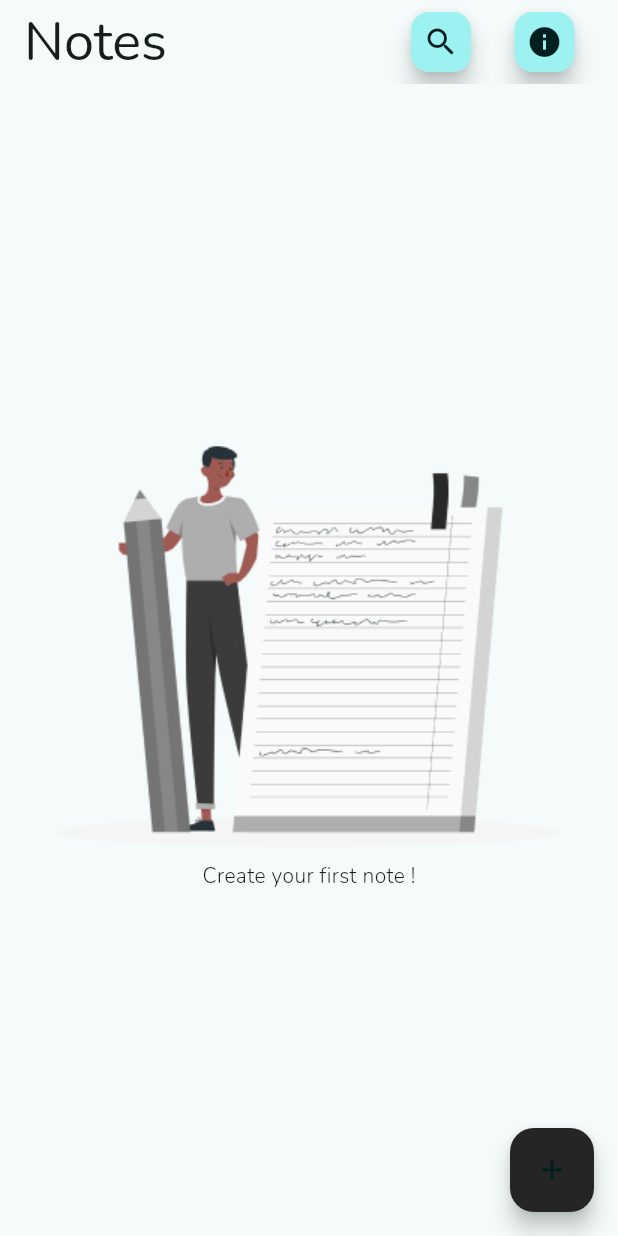
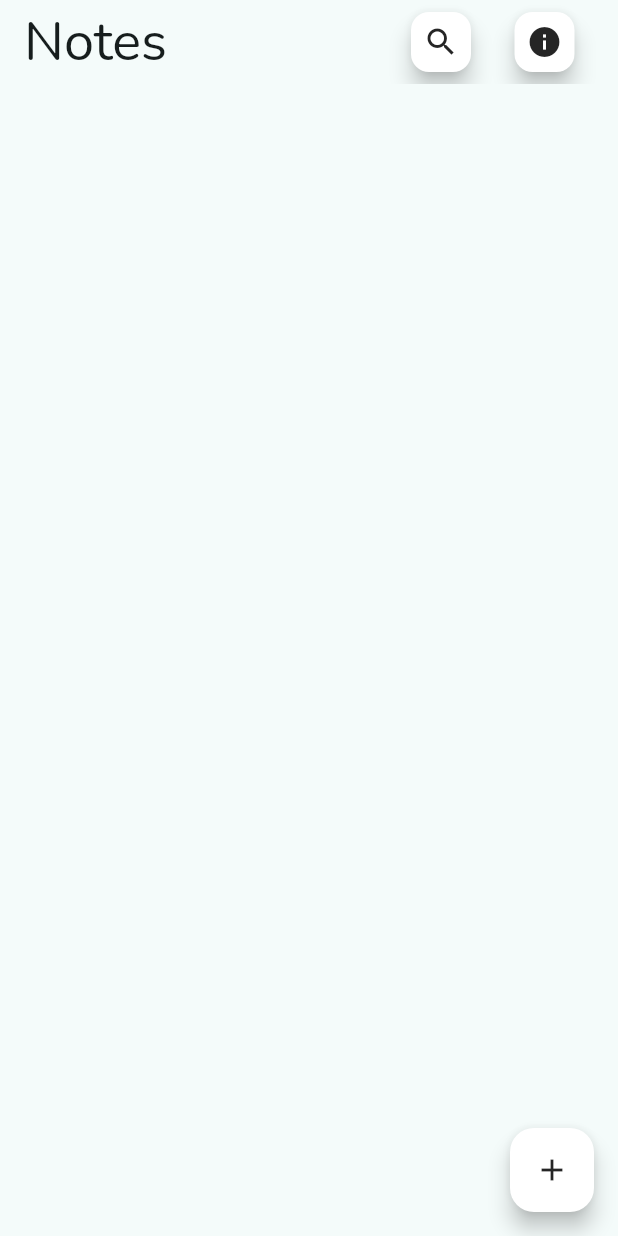
Before and after one commit to td-cristian-torrado/td-bootcamp-flutter-2024-examples, a Flutter app: the screen it shows after launch, on a phone screen of 412 x 824 dp. Run offline on Flutter 3.47's test engine with Material 3 defaults, Android fonts, the phone set to English and light mode, and no system bars; our stand-ins replace google_fonts.

Commit message:
td_bookcamp_widgets_notes_app_03

```diff
--- a/widgets-example-1/td_bootcamp_widget_notes_app/lib/home.dart
+++ b/widgets-example-1/td_bootcamp_widget_notes_app/lib/home.dart
@@ -1,22 +1,83 @@
+import 'dart:math';
+
 import 'package:flutter/material.dart';
 
-class HomeScreen extends StatelessWidget {
+class HomeScreen extends StatefulWidget {
   const HomeScreen({super.key});
+
+  @override
+  State<HomeScreen> createState() => _HomeScreenState();
+}
+
+class _HomeScreenState extends State<HomeScreen> {
+
+  List<String> _notesList = [];
+
+  @override
+  void initState() {
+    super.initState();
+    _notesList = [];
+  }
+
+  void _onFabTap(){
+    setState(() {
+       var newNote = generateRandomString();
+       _notesList.add(newNote);
+        print(newNote);
+        print(_notesList.length);
+    });
+  }
 
   @override
   Widget build(BuildContext context) {
     return Scaffold(
         appBar: AppBar(
           title: Text('Notes', style: Theme.of(context).textTheme.displaySmall),
-          actions: const [
-            FloatingActionButton.small(onPressed: null, child: Icon(Icons.search)),
-            Padding(
-              padding: EdgeInsets.fromLTRB(21,0,25,0),
-              child: FloatingActionButton.small(onPressed: null, child: Icon(Icons.info)),
+          actions: [
+            Theme(
+              data: _getFabCustomTheme(context: context),
+              child: const FloatingActionButton.small(onPressed: null, child: Icon(Icons.search))),
+             Padding(
+              padding: const EdgeInsets.fromLTRB(21,0,25,0),
+              child: Theme(
+                data: _getFabCustomTheme(context: context),
+                child: const FloatingActionButton.small(onPressed: null, child: Icon(Icons.info))),
             ),
           ],
         ),
-        body: SizedBox(
+        body: ListView(children: _notesList.map((text) => _cardFactory(text: text)).toList(),) ,
+        floatingActionButton: Theme(
+          data: _getFabCustomTheme(context: context),
+          child: FloatingActionButton(
+            onPressed: _onFabTap, child: Icon(Icons.add)),
+        ),
+    );
+  }
+
+  ThemeData _getFabCustomTheme({required BuildContext context}){
+    final brightness = View.of(context).platformDispatcher.platformBrightness;
+    return Theme.of(context)
+            .copyWith(colorScheme: Theme.of(context)
+              .colorScheme.copyWith(
+                primaryContainer: brightness == Brightness.light ? const Color(0xFFFFFFFF) : const Color(0xFF252525),
+                onPrimaryContainer: brightness == Brightness.dark ? const Color(0xFFFFFFFF) : const Color(0xFF252525)));
+  }
+
+  Widget _cardFactory({required String text}) {
+     return Padding(
+             padding: const EdgeInsets.symmetric(vertical: 24, horizontal: 12),
+             child: Card( color: Colors.green, child:  Padding(
+               padding: const EdgeInsets.symmetric(vertical: 22, horizontal: 45),
+                child: Text(text,
+                style: Theme.of(context).textTheme.headlineSmall!
+                .copyWith(color:Colors.black ))),
+             ),
+           );
+  }
+
+  /*
+
+  SizedBox(
           width: double.infinity,
           height: double.infinity,
           child: Column(
@@ -30,14 +91,16 @@ class HomeScreen extends StatelessWidget {
             ],
           ),
         ),
-        floatingActionButton: Theme(
-          data: Theme.of(context)
-            .copyWith(floatingActionButtonTheme: Theme.of(context)
-            .floatingActionButtonTheme
-            .copyWith(backgroundColor: const Color(0xFF252525))),
-          child: const FloatingActionButton(
-            onPressed: null, child: Icon(Icons.add)),
-        ),
-    );
-  }
+
+
+  */
 }
+
+String generateRandomString() {
+    const String chars = 'abcdefghijklmnopqrstuvwxyzABCDEFGHIJKLMNOPQRSTUVWXYZ0123456789';
+    final Random random = Random();
+    return List.generate(Random()
+      .nextInt(50),
+      (index) => chars[random.nextInt(chars.length)])
+      .join();
+}
--- a/widgets-example-1/td_bootcamp_widget_notes_app/pubspec.yaml
+++ b/widgets-example-1/td_bootcamp_widget_notes_app/pubspec.yaml
@@ -9,8 +9,8 @@ environment:
 dependencies:
   flutter:
     sdk: flutter
+  google_fonts: ^6.2.1
   cupertino_icons: ^1.0.6
-  google_fonts: ^6.2.1
 
 dev_dependencies:
   flutter_test:
```
